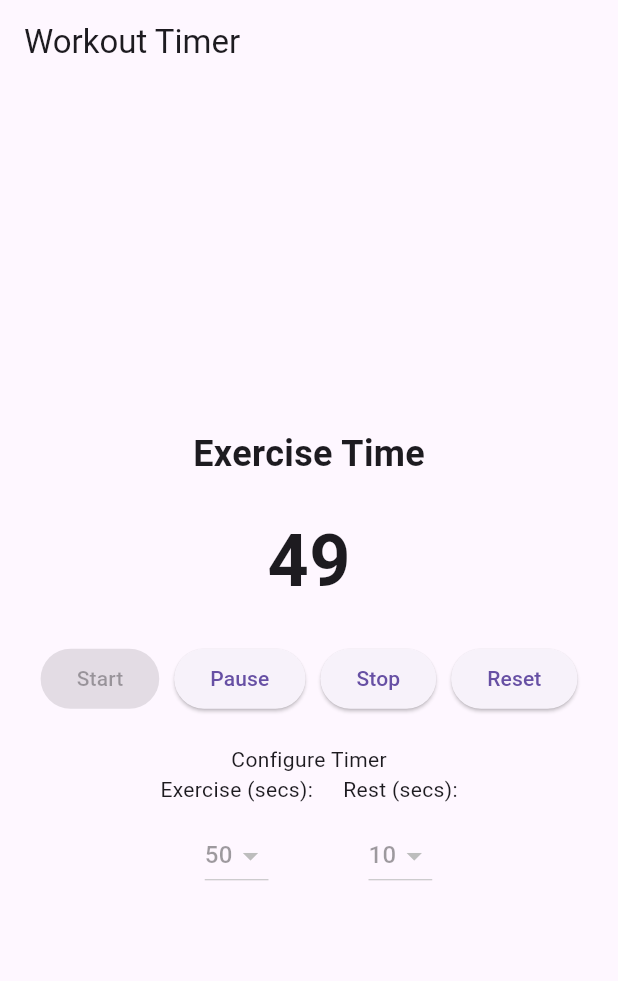
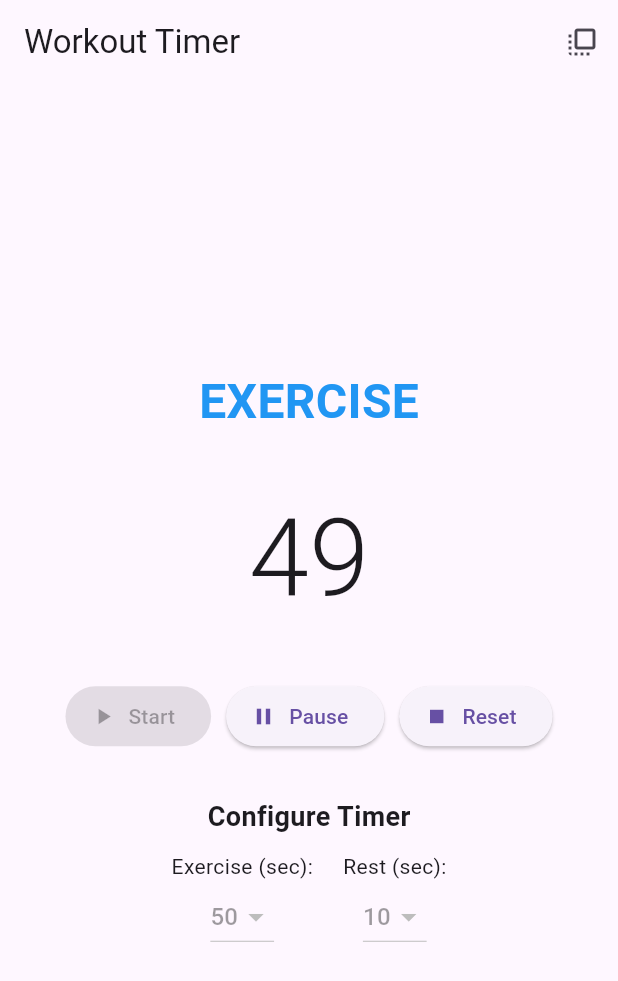
Before and after one commit to Aelafseged/workout_timer, a Flutter app: the screen it shows after launch, after a tap on "Start", on a phone screen of 412 x 824 dp. Shown: the top 981 px of the screen. Run offline on Flutter 3.47's test engine with Material 3 defaults, Android fonts, the phone set to English and light mode, and no system bars; drawn by our look-alikes of overlay_support; our stand-ins replace audioplayers, bloc, equatable, flutter_bloc.

Commit message:
Add timer functionality with BLoC pattern and audio service integration

```diff
--- /dev/null
+++ b/lib/core/bloc/timer_bloc.dart
@@ -0,0 +1,108 @@
+// lib/core/bloc/timer_bloc.dart
+import 'package:bloc/bloc.dart';
+import 'dart:async';
+import '../services/audio_service.dart';
+import 'timer_event.dart';
+import 'timer_state.dart';
+
+/// Business Logic Component for timer management
+class TimerBloc extends Bloc<TimerEvent, TimerState> {
+  final AudioService audioService;
+  Timer? _countdownTimer;
+
+  TimerBloc({required this.audioService}) : super(const TimerReady(
+    exerciseTime: 50,
+    restTime: 10,
+    currentTime: 50,
+    isExercise: true,
+  )) {
+    on<TimerStart>(_onTimerStart);
+    on<TimerPause>(_onTimerPause);
+    on<TimerReset>(_onTimerReset);
+    on<TimerSwitchPhase>(_onTimerSwitchPhase);
+    on<UpdateExerciseTime>(_onUpdateExerciseTime);
+  }
+  //handle update exercise time
+  void _onUpdateExerciseTime(UpdateExerciseTime event, Emitter<TimerState> emit) {
+
+    emit(TimerReady(
+      exerciseTime: event.newTime,
+      restTime: state.restTime,
+      currentTime: event.newTime,
+      isExercise: true,
+    ));
+  }
+
+  /// Handle timer start/resume events
+  void _onTimerStart(TimerStart event, Emitter<TimerState> emit) {
+    // Cancel any existing timer
+    _countdownTimer?.cancel();
+
+    // Initialize or restart the timer
+    _countdownTimer = Timer.periodic(const Duration(seconds: 1), (_) {
+      add(TimerSwitchPhase());
+    });
+
+    emit(TimerRunning(
+      exerciseTime: event.exerciseTime,
+      restTime: event.restTime,
+      currentTime: state.currentTime,
+      isExercise: state.isExercise,
+    ));
+  }
+
+  /// Handle timer pause events
+  void _onTimerPause(TimerPause event, Emitter<TimerState> emit) {
+    _countdownTimer?.cancel();
+    emit(TimerPaused(
+      exerciseTime: state.exerciseTime,
+      restTime: state.restTime,
+      currentTime: state.currentTime,
+      isExercise: state.isExercise,
+    ));
+  }
+
+  /// Handle timer reset events
+  void _onTimerReset(TimerReset event, Emitter<TimerState> emit) {
+    _countdownTimer?.cancel();
+    emit(const TimerReady(
+      exerciseTime: 50,
+      restTime: 10,
+      currentTime: 50,
+      isExercise: true,
+    ));
+  }
+
+  /// Handle phase switching and countdown logic
+  void _onTimerSwitchPhase(TimerSwitchPhase event, Emitter<TimerState> emit) {
+    int newTime = state.currentTime - 1;
+    bool newIsExercise = state.isExercise;
+
+    // When time reaches 0, switch phase
+    if (newTime < 0) {
+      audioService.playSound('beep.mp3');
+      newIsExercise = !state.isExercise;
+      newTime = newIsExercise ? state.exerciseTime : state.restTime;
+    }
+
+    emit(state is TimerRunning
+        ? TimerRunning(
+            exerciseTime: state.exerciseTime,
+            restTime: state.restTime,
+            currentTime: newTime,
+            isExercise: newIsExercise,
+          )
+        : TimerPaused(
+            exerciseTime: state.exerciseTime,
+            restTime: state.restTime,
+            currentTime: newTime,
+            isExercise: newIsExercise,
+          ));
+  }
+
+  @override
+  Future<void> close() {
+    _countdownTimer?.cancel();
+    return super.close();
+  }
+}
--- /dev/null
+++ b/lib/core/bloc/timer_event.dart
@@ -0,0 +1,54 @@
+import 'package:equatable/equatable.dart';
+
+/// Events that trigger timer state changes
+abstract class TimerEvent extends Equatable {
+  const TimerEvent();
+
+   @override
+  List<Object> get props => [];
+}
+
+class TimerStart extends TimerEvent {
+  final int exerciseTime;
+  final int restTime;
+
+ const TimerStart(this.exerciseTime, this.restTime);
+
+  @override
+  List<Object> get props => [exerciseTime, restTime];
+}
+
+/// Event: User pauses the timer
+class TimerPause extends TimerEvent {
+  const TimerPause();
+}
+
+/// Event: User stops and resets the timer
+class TimerReset extends TimerEvent {
+  const TimerReset();
+}
+
+/// Event: Internal event for switching between exercise/rest phases
+class TimerSwitchPhase extends TimerEvent {
+  const TimerSwitchPhase();
+}
+
+/// Event: User updates the exercise duration
+class UpdateExerciseTime extends TimerEvent {
+  final int newTime;
+
+  const UpdateExerciseTime(this.newTime);
+
+  @override
+  List<Object> get props => [newTime];
+}
+
+/// Event: User updates the rest duration
+class UpdateRestTime extends TimerEvent {
+  final int newTime;
+
+  const UpdateRestTime(this.newTime);
+
+  @override
+  List<Object> get props => [newTime];
+}
--- /dev/null
+++ b/lib/core/bloc/timer_state.dart
@@ -0,0 +1,60 @@
+// lib/core/bloc/timer_state.dart
+import 'package:equatable/equatable.dart';
+
+/// Base state for timer
+abstract class TimerState extends Equatable {
+  final int exerciseTime;
+  final int restTime;
+  final int currentTime;
+  final bool isExercise;
+
+  const TimerState({
+    required this.exerciseTime,
+    required this.restTime,
+    required this.currentTime,
+    required this.isExercise,
+  });
+
+  @override
+  List<Object> get props => [exerciseTime, restTime, currentTime, isExercise];
+}
+
+/// Initial ready state
+class TimerReady extends TimerState {
+  const TimerReady({
+    required super.exerciseTime,
+    required super.restTime,
+    required super.currentTime,
+    required super.isExercise,
+  });
+}
+
+/// Timer is actively running
+class TimerRunning extends TimerState {
+  const TimerRunning({
+    required super.exerciseTime,
+    required super.restTime,
+    required super.currentTime,
+    required super.isExercise,
+  });
+}
+
+/// Timer is paused
+class TimerPaused extends TimerState {
+  const TimerPaused({
+    required super.exerciseTime,
+    required super.restTime,
+    required super.currentTime,
+    required super.isExercise,
+  });
+}
+
+/// Timer is FINISHED
+class TimerFinished extends TimerState {
+  const TimerFinished({
+    required super.exerciseTime,
+    required super.restTime,
+    required super.currentTime,
+    required super.isExercise,
+  });
+}
--- /dev/null
+++ b/lib/core/services/audio_service.dart
@@ -0,0 +1,17 @@
+// lib/core/services/audio_service.dart
+import 'package:audioplayers/audioplayers.dart';
+
+/// Service for handling audio playback
+class AudioService {
+  final AudioPlayer _player = AudioPlayer();
+
+  /// Play sound from assets
+  Future<void> playSound(String assetPath) async {
+    await _player.play(AssetSource(assetPath));
+  }
+
+  /// Dispose resources
+  void dispose() {
+    _player.dispose();
+  }
+}
--- /dev/null
+++ b/lib/features/widgets/floating_gadget.dart
@@ -0,0 +1,71 @@
+// lib/features/floating_gadget/floating_gadget.dart
+import 'package:flutter/material.dart';
+import 'package:flutter_bloc/flutter_bloc.dart';
+import 'package:workout_timer/core/bloc/timer_bloc.dart';
+import 'package:workout_timer/core/bloc/timer_event.dart';
+import '../../core/bloc/timer_state.dart';
+
+/// Floating overlay widget with compact timer display
+class FloatingGadget extends StatelessWidget {
+  final double animationValue;
+
+  const FloatingGadget({super.key, required this.animationValue});
+
+  @override
+  Widget build(BuildContext context) {
+    return SafeArea(
+      child: Padding(
+        padding: const EdgeInsets.all(8.0),
+        child: Material(
+          elevation: 8,
+          borderRadius: BorderRadius.circular(16),
+          child: Container(
+            width: 120,
+            padding: const EdgeInsets.all(12),
+            child: BlocBuilder<TimerBloc, TimerState>(
+              builder: (context, state) {
+                return Column(
+                  mainAxisSize: MainAxisSize.min,
+                  children: [
+                    Text(
+                      state.isExercise ? 'EX' : 'RT',
+                      style: const TextStyle(fontWeight: FontWeight.bold),
+                    ),
+                    Text(
+                      '${state.currentTime}',
+                      style: const TextStyle(fontSize: 24),
+                    ),
+                    _buildMiniControls(context, state),
+                  ],
+                );
+              },
+            ),
+          ),
+        ),
+      ),
+    );
+  }
+
+  Widget _buildMiniControls(BuildContext context, TimerState state) {
+    return Row(
+      mainAxisAlignment: MainAxisAlignment.spaceEvenly,
+      children: [
+        IconButton(
+          icon: Icon(state is TimerRunning ? Icons.pause : Icons.play_arrow),
+          iconSize: 20,
+          onPressed: () => state is TimerRunning
+              ? context.read<TimerBloc>().add(const TimerPause())
+              : context.read<TimerBloc>().add(TimerStart(
+                  state.exerciseTime,
+                  state.restTime,
+                )),
+        ),
+        IconButton(
+          icon: const Icon(Icons.stop),
+          iconSize: 20,
+          onPressed: () => context.read<TimerBloc>().add(const TimerReset()),
+        ),
+      ],
+    );
+  }
+}
--- /dev/null
+++ b/lib/features/widgets/timer_screen.dart
@@ -0,0 +1,218 @@
+// lib/features/timer_screen/timer_screen.dart
+import 'package:flutter/material.dart';
+import 'package:flutter_bloc/flutter_bloc.dart';
+import 'package:overlay_support/overlay_support.dart';
+import 'package:workout_timer/core/bloc/timer_bloc.dart';
+import '../../core/bloc/timer_state.dart';
+import '../../core/bloc/timer_event.dart';
+import 'floating_gadget.dart';
+
+class TimerScreen extends StatelessWidget {
+  const TimerScreen({super.key});
+
+  @override
+  Widget build(BuildContext context) {
+    return Scaffold(
+      appBar: AppBar(
+        title: const Text('Workout Timer'),
+        actions: [
+          IconButton(
+            icon: const Icon(Icons.flip_to_front),
+            onPressed: () => _showFloatingGadget(context),
+            tooltip: 'Show Floating Gadget',
+          ),
+        ],
+      ),
+      body: Padding(
+        padding: const EdgeInsets.all(20.0),
+        child: BlocConsumer<TimerBloc, TimerState>(
+          listener: (context, state) {
+            if (state is TimerFinished) {
+              _showCompletionSnackbar(context);
+            }
+          },
+          builder: (context, state) {
+            return Column(
+              mainAxisAlignment: MainAxisAlignment.center,
+              children: [
+                _buildPhaseIndicator(state),
+                const SizedBox(height: 30),
+                _buildTimeDisplay(state),
+                const SizedBox(height: 30),
+                _buildControlButtons(context, state),
+                const SizedBox(height: 30),
+                _buildConfigurationPanel(context, state),
+              ],
+            );
+          },
+        ),
+      ),
+    );
+  }
+
+  // ----------------------
+  // UI Component Builders
+  // ----------------------
+
+  /// Builds the current phase indicator (Exercise/Rest)
+  Widget _buildPhaseIndicator(TimerState state) {
+    return Text(
+      state.isExercise ? 'EXERCISE' : 'REST',
+      style: const TextStyle(
+        fontSize: 32,
+        fontWeight: FontWeight.bold,
+        color: Colors.blue,
+      ),
+    );
+  }
+
+  /// Builds the large time display
+  Widget _buildTimeDisplay(TimerState state) {
+    return Text(
+      '${state.currentTime}',
+      style: const TextStyle(
+        fontSize: 72,
+        fontWeight: FontWeight.w300,
+      ),
+    );
+  }
+
+  /// Builds the control buttons row
+  Widget _buildControlButtons(BuildContext context, TimerState state) {
+    return Row(
+      mainAxisAlignment: MainAxisAlignment.center,
+      children: [
+        _buildStartButton(context, state),
+        const SizedBox(width: 10),
+        _buildPauseButton(context, state),
+        const SizedBox(width: 10),
+        _buildResetButton(context, state),
+      ],
+    );
+  }
+
+  /// Builds the configuration panel with time dropdowns
+  Widget _buildConfigurationPanel(BuildContext context, TimerState state) {
+    return Column(
+      children: [
+        const Text(
+          'Configure Timer',
+          style: TextStyle(fontSize: 18, fontWeight: FontWeight.bold),
+        ),
+        const SizedBox(height: 10),
+        Row(
+          mainAxisAlignment: MainAxisAlignment.center,
+          children: [
+            _buildExerciseDropdown(context, state),
+            const SizedBox(width: 20),
+            _buildRestDropdown(context, state),
+          ],
+        ),
+      ],
+    );
+  }
+
+  // ----------------------
+  // Control Button Helpers
+  // ----------------------
+
+  Widget _buildStartButton(BuildContext context, TimerState state) {
+    return ElevatedButton.icon(
+      icon: const Icon(Icons.play_arrow),
+      label: const Text('Start'),
+      onPressed: state is! TimerRunning
+          ? () => context.read<TimerBloc>().add(
+                TimerStart(state.exerciseTime, state.restTime),
+              )
+          : null,
+    );
+  }
+
+  Widget _buildPauseButton(BuildContext context, TimerState state) {
+    return ElevatedButton.icon(
+      icon: const Icon(Icons.pause),
+      label: const Text('Pause'),
+      onPressed: state is TimerRunning
+          ? () => context.read<TimerBloc>().add(const TimerPause())
+          : null,
+    );
+  }
+
+  Widget _buildResetButton(BuildContext context, TimerState state) {
+    return ElevatedButton.icon(
+      icon: const Icon(Icons.stop),
+      label: const Text('Reset'),
+      onPressed: state is! TimerReady
+          ? () => context.read<TimerBloc>().add(const TimerReset())
+          : null,
+    );
+  }
+
+  // ----------------------
+  // Dropdown Helpers
+  // ----------------------
+
+  Widget _buildExerciseDropdown(BuildContext context, TimerState state) {
+    return Column(
+      children: [
+        const Text('Exercise (sec):'),
+        DropdownButton<int>(
+          value: state.exerciseTime,
+          items: [20, 30, 40, 45, 50, 60].map((value) {
+            return DropdownMenuItem<int>(
+              value: value,
+              child: Text('$value'),
+            );
+          }).toList(),
+          onChanged: state is TimerRunning
+              ? null
+              : (value) => context.read<TimerBloc>().add(
+                    UpdateExerciseTime(value!),
+                  ),
+        ),
+      ],
+    );
+  }
+
+  Widget _buildRestDropdown(BuildContext context, TimerState state) {
+    return Column(
+      children: [
+        const Text('Rest (sec):'),
+        DropdownButton<int>(
+          value: state.restTime,
+          items: [5, 10, 15, 20, 25, 30].map((value) {
+            return DropdownMenuItem<int>(
+              value: value,
+              child: Text('$value'),
+            );
+          }).toList(),
+          onChanged: state is TimerRunning
+              ? null
+              : (value) => context.read<TimerBloc>().add(
+                    UpdateRestTime(value!),
+                  ),
+        ),
+      ],
+    );
+  }
+
+  // ----------------------
+  // Helper Methods
+  // ----------------------
+
+  void _showFloatingGadget(BuildContext context) {
+    showOverlay(
+      (context, t) => FloatingGadget(animationValue: t),
+      duration: const Duration(milliseconds: 300),
+    );
+  }
+
+  void _showCompletionSnackbar(BuildContext context) {
+    ScaffoldMessenger.of(context).showSnackBar(
+      const SnackBar(
+        content: Text('Workout Completed!'),
+        duration: Duration(seconds: 2),
+      ),
+    );
+  }
+}
--- a/lib/main.dart
+++ b/lib/main.dart
@@ -1,195 +1,40 @@
+// lib/main.dart
 import 'package:flutter/material.dart';
-import 'package:audioplayers/audioplayers.dart';
+import 'package:flutter_bloc/flutter_bloc.dart';
+import 'package:overlay_support/overlay_support.dart';
+import 'package:provider/provider.dart';
+import 'core/bloc/timer_bloc.dart';
+import 'core/services/audio_service.dart';
+//import 'features/widgets/floating_gadget.dart';
+import 'features/widgets/timer_screen.dart';
 
 void main() {
-  runApp(WorkoutTimerApp());
+  runApp(
+    MultiProvider(
+      providers: [
+        Provider(create: (_) => AudioService()),
+        BlocProvider(create: (context) => TimerBloc(
+          audioService: context.read<AudioService>(),
+        )),
+      ],
+      child: const MyApp(),
+    ),
+  );
 }
 
-class WorkoutTimerApp extends StatelessWidget {
-  const WorkoutTimerApp({super.key});
+class MyApp extends StatelessWidget {
+  const MyApp({super.key});
 
   @override
   Widget build(BuildContext context) {
-    return MaterialApp(
-      title: 'Workout Timer',
-      theme: ThemeData(
-        primarySwatch: Colors.blue,
-      ),
-      home: WorkoutTimerScreen(),
-    );
-  }
-}
-
-class WorkoutTimerScreen extends StatefulWidget {
-  @override
-  _WorkoutTimerScreenState createState() => _WorkoutTimerScreenState();
-}
-
-
-class _WorkoutTimerScreenState extends State<WorkoutTimerScreen> {
-  int exerciseTime = 50; // Default exercise time in seconds
-  int restTime = 10; // Default rest time in seconds
-  int currentTime = 0;
-  bool isExercise = true;
-  bool isRunning = false;
-  bool isPaused = false;
-  AudioPlayer audioPlayer = AudioPlayer();
-
-  void startTimer() {
-    setState(() {
-      isRunning = true;
-      isPaused = false;
-      currentTime = isExercise ? exerciseTime : restTime;
-    });
-    _runTimer();
-  }
-
-  void _runTimer() async {
-    while (isRunning && currentTime > 0) {
-      await Future.delayed(Duration(seconds: 1));
-      setState(() {
-        currentTime--;
-      });
-    }
-    if (currentTime == 0) {
-      _switchMode();
-    }
-  }
-
-  void _switchMode() {
-    audioPlayer.play(AssetSource('retro-blip-2-236668.mp3')); // Play a sound
-    setState(() {
-      isExercise = !isExercise;
-      currentTime = isExercise ? exerciseTime : restTime;
-    });
-    if (isRunning) {
-      _runTimer();
-    }
-  }
-
-  void pauseTimer() {
-    setState(() {
-      isRunning = false;
-      isPaused = true;
-    });
-  }
-
-  void stopTimer() {
-    setState(() {
-      isRunning = false;
-      isPaused = false;
-      currentTime = isExercise ? exerciseTime : restTime;
-    });
-  }
-
-  void resetTimer() {
-    setState(() {
-      isRunning = false;
-      isPaused = false;
-      isExercise = true;
-      currentTime = exerciseTime;
-    });
-  }
-
-  @override
-  Widget build(BuildContext context) {
-    return Scaffold(
-      appBar: AppBar(
-        title: Text('Workout Timer'),
-      ),
-      body: Padding(
-        padding: const EdgeInsets.all(16.0),
-        child: Column(
-          mainAxisAlignment: MainAxisAlignment.center,
-          children: [
-            Text(
-              isExercise ? 'Exercise Time' : 'Rest Time',
-              style: TextStyle(fontSize: 24, fontWeight: FontWeight.bold),
-            ),
-            SizedBox(height: 20),
-            Text(
-              '$currentTime',
-              style: TextStyle(fontSize: 48, fontWeight: FontWeight.bold),
-            ),
-            SizedBox(height: 20),
-            Row(
-              mainAxisAlignment: MainAxisAlignment.center,
-              children: [
-                ElevatedButton(
-                  onPressed: isRunning ? null : () => startTimer(),
-                  child: Text('Start'),
-                ),
-                SizedBox(width: 10),
-                ElevatedButton(
-                  onPressed: isRunning && !isPaused ? () => pauseTimer() : null,
-                  child: Text('Pause'),
-                ),
-                SizedBox(width: 10),
-                ElevatedButton(
-                  onPressed: isRunning || isPaused ? () => stopTimer() : null,
-                  child: Text('Stop'),
-                ),
-                SizedBox(width: 10),
-                ElevatedButton(
-                  onPressed: () => resetTimer(),
-                  child: Text('Reset'),
-                ),
-              ],
-            ),
-            SizedBox(height: 20),
-            Text('Configure Timer'),
-            Row(
-              mainAxisAlignment: MainAxisAlignment.center,
-              children: [
-                Column(
-                  children: [
-                    Text('Exercise (secs):'),
-                    SizedBox(height: 10),
-                    DropdownButton<int>(
-                      value: exerciseTime,
-                      items: [15,30, 40, 50, 60].map((int value) {
-                        return DropdownMenuItem<int>(
-                          value: value,
-                          child: Text('$value'),
-                        );
-                      }).toList(),
-                      onChanged: isRunning
-                          ? null
-                          : (value) {
-                              setState(() {
-                                exerciseTime = value!;
-                              });
-                            },
-                    ),
-                  ],
-                ),
-                SizedBox(width: 20),
-                Column(
-                  children: [
-                    Text('Rest (secs):'),
-                    SizedBox(height: 10),
-                    DropdownButton<int>(
-                      value: restTime,
-                      items: [5, 10, 15, 20].map((int value) {
-                        return DropdownMenuItem<int>(
-                          value: value,
-                          child: Text('$value'),
-                        );
-                      }).toList(),
-                      onChanged: isRunning
-                          ? null
-                          : (value) {
-                              setState(() {
-                                restTime = value!;
-                              });
-                            },
-                    ),
-                  ],
-                ),
-              ],
-            ),
-          ],
+    return OverlaySupport(
+      child: MaterialApp(
+        title: 'Workout Timer',
+        theme: ThemeData(
+          primarySwatch: Colors.blue,
+          visualDensity: VisualDensity.adaptivePlatformDensity,
         ),
+        home: const TimerScreen(),
       ),
     );
   }
```
Also changed, not shown: pubspec.yaml (+7 -3 lines), lib/features/widgets/config_panel.dart (added), lib/features/widgets/timer_controls.dart (added), lib/utils/constants.dart (added), 1 other file.
